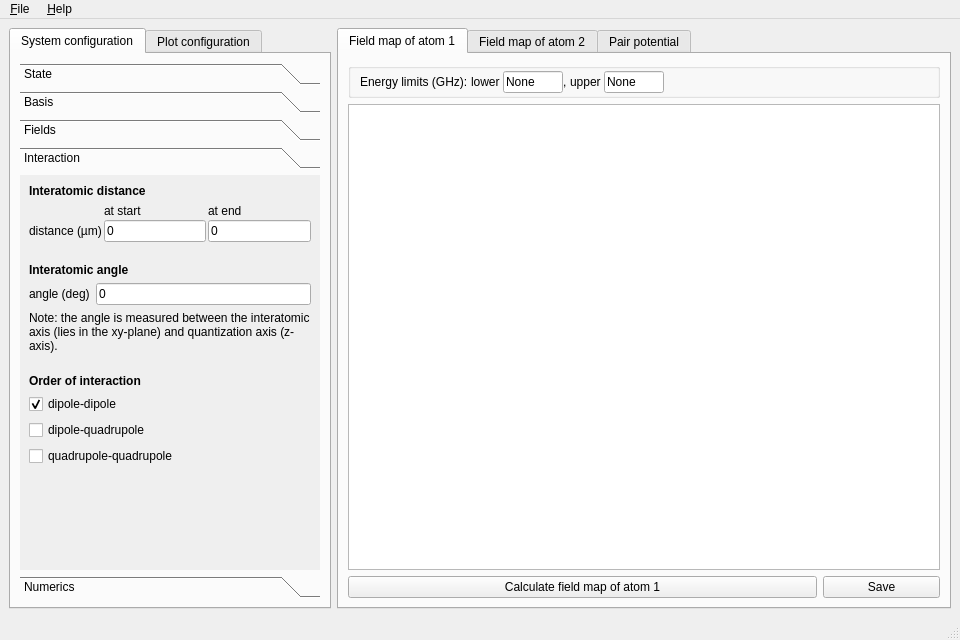
Old version of the form gui/plotter.ui in the repository pairinteraction/pairinteraction.
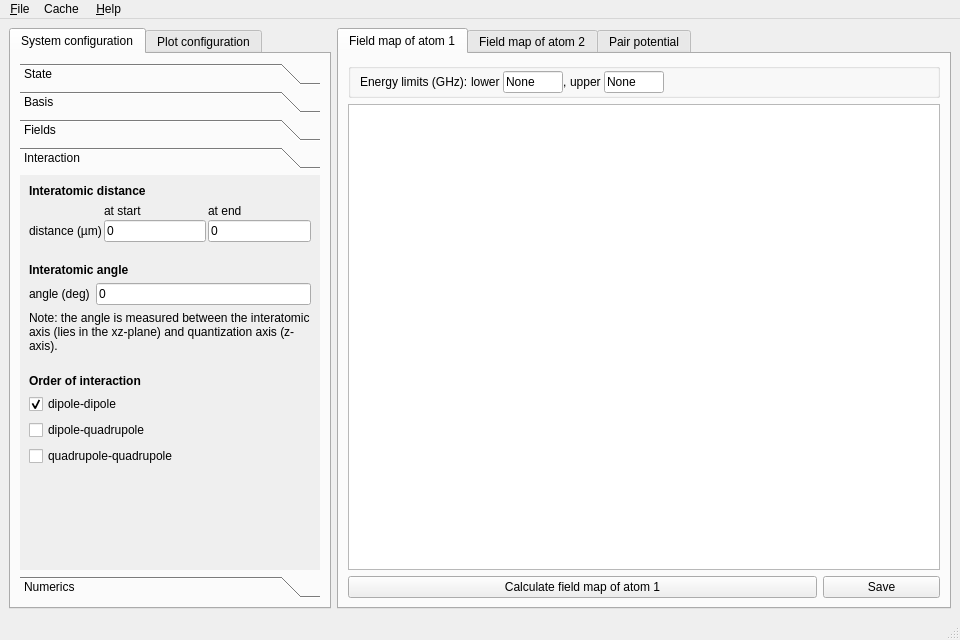
New version of the form. The open tabs and pages were chosen to show the change. Custom widgets are drawn as their Qt base class.

Commit message: Add possibility to change/clear the cache directory, support non-zero theta angles, fix bug in plot window rescaling

Patch:
```diff
--- a/gui/plotter.ui
+++ b/gui/plotter.ui
@@ -1565,7 +1565,7 @@
             <item>
              <widget class="QLabel" name="label_83">
               <property name="text">
-               <string>Note: the angle is measured between the interatomic axis (lies in the xy-plane) and quantization axis (z-axis).</string>
+               <string>Note: the angle is measured between the interatomic axis (lies in the xz-plane) and quantization axis (z-axis).</string>
               </property>
               <property name="textFormat">
                <enum>Qt::AutoText</enum>
@@ -3787,7 +3787,15 @@
     </property>
     <addaction name="action_whatsthis"/>
    </widget>
+   <widget class="QMenu" name="menuCache">
+    <property name="title">
+     <string>Cache</string>
+    </property>
+    <addaction name="action_cache_directory"/>
+    <addaction name="action_cache_clear"/>
+   </widget>
    <addaction name="menu_File"/>
+   <addaction name="menuCache"/>
    <addaction name="menu_help"/>
   </widget>
   <widget class="QStatusBar" name="statusbar"/>
```
Left out of the diff: 20 changed lines with no effect on the pictures. The commit also changes 2 other files.
